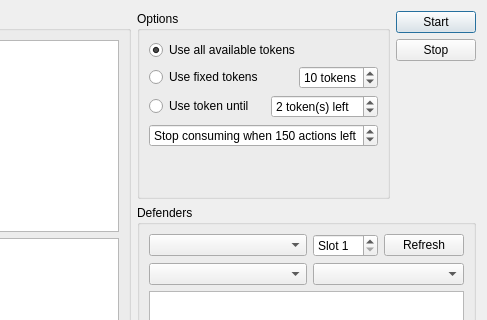
The window that ActionConsumeDialog.ui (yhuiyang/castleage) describes before a commit, drawn with Qt 5; both pictures show x 513 to 1000 and y 0 to 320 of the 1000 by 800 pixel window.
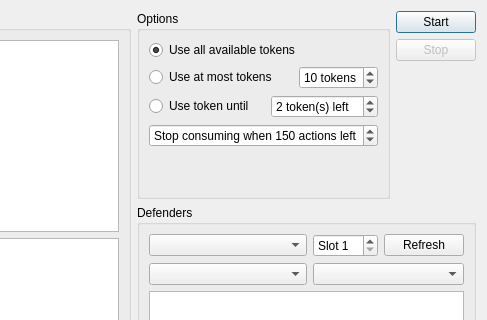
The same window after the commit.

Commit message: Add action consume function.

The edit to the form file:
```diff
--- a/ActionConsumeDialog.ui
+++ b/ActionConsumeDialog.ui
@@ -63,7 +63,7 @@
         <item>
          <widget class="QRadioButton" name="radioButtonTokenUseFixed">
           <property name="text">
-           <string>Use fixed tokens</string>
+           <string>Use at most tokens</string>
           </property>
          </widget>
         </item>
@@ -185,6 +185,9 @@
      </item>
      <item>
       <widget class="QPushButton" name="pushButtonStop">
+       <property name="enabled">
+        <bool>false</bool>
+       </property>
        <property name="text">
         <string>Stop</string>
        </property>
```
Left out of the diff: 16 changed lines with no effect on the pictures. The commit also changes 2 other files.
